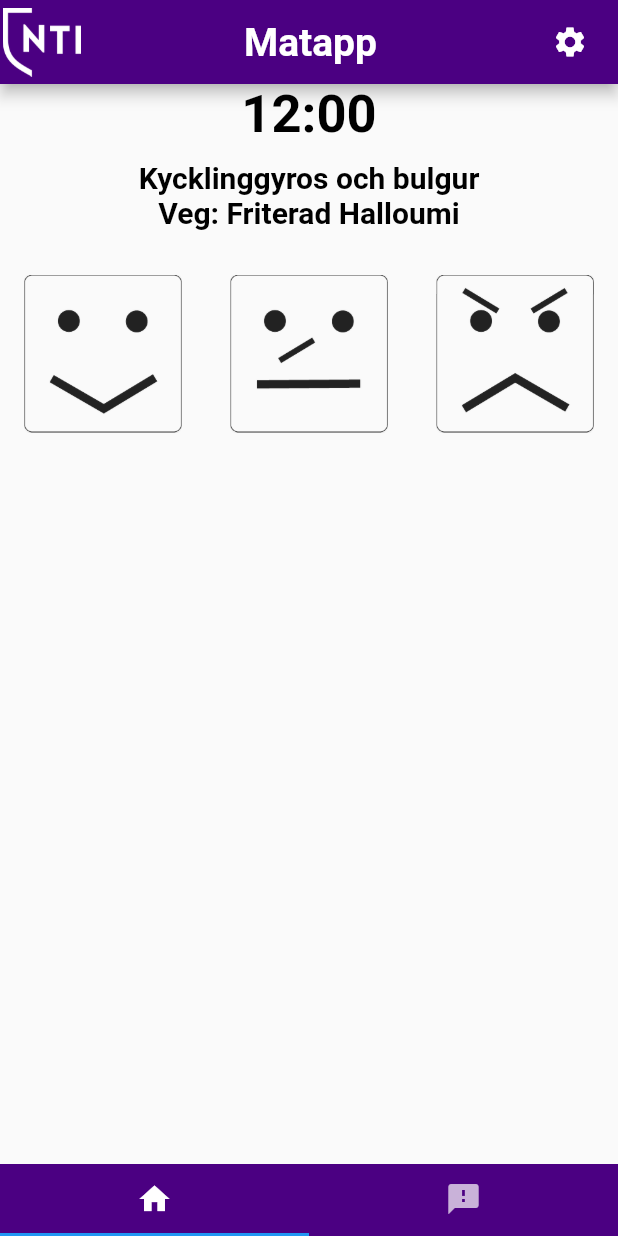
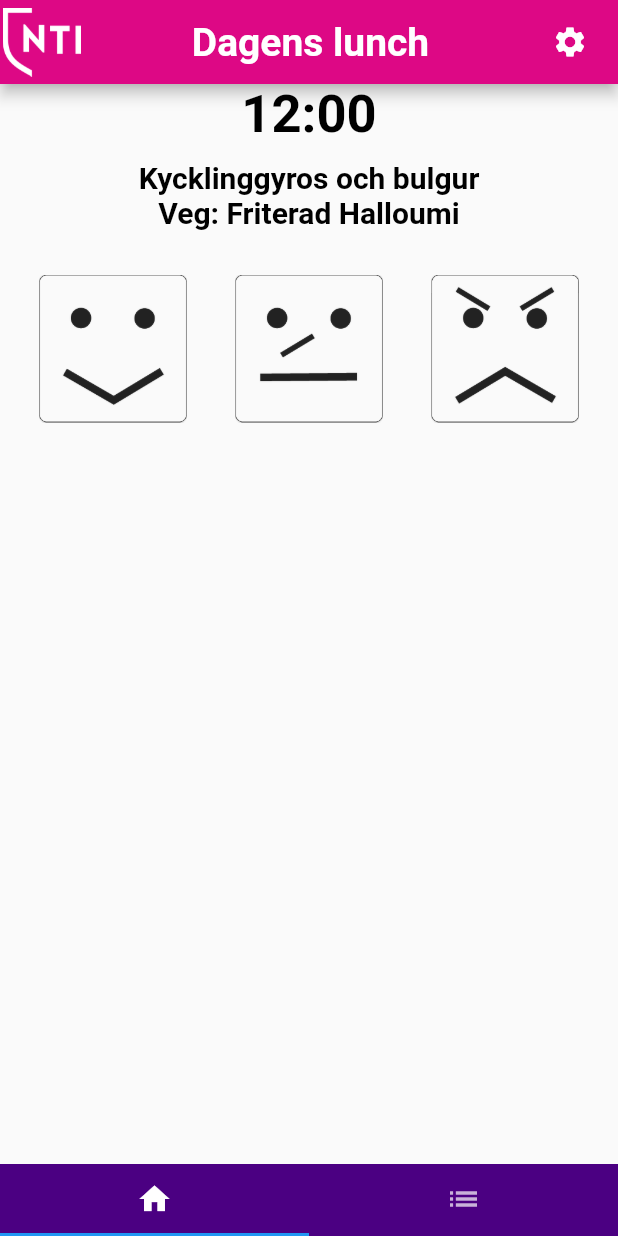
Before and after one commit to TE4-Umea/FoodRate, a Flutter app: the screen it shows after launch, on a phone screen of 412 x 824 dp. Run offline on Flutter 3.47's test engine with Material 2 defaults, Android fonts, the phone set to English and light mode, and no system bars; Roboto replaces fonts that are missing (Montserrat).

Commit message:
Switching AppBarTitle from Dagens Lunch to Veckans matsedel, depending on what page you're on

```diff
--- a/lib/feedback.dart
+++ b/lib/feedback.dart
@@ -1,8 +1,9 @@
 import 'package:flutter/material.dart';
-import 'package:matapp/main.dart';
+import 'package:matapp/layout.dart';
 import 'style.dart';
 import 'models/feedbackContent.dart';
 import 'models/menuContent.dart';
+import 'layout.dart';
 
 class Page extends StatefulWidget {
   @override
@@ -26,7 +27,6 @@ class PageState extends State<Page> {
   final food = MenuContent.matsedel[day];
   @override
   Widget build(BuildContext context) {
-    // TODO: implement build
     return ListView(
         children: <Widget>[
           Center(
@@ -57,13 +57,15 @@ class PageState extends State<Page> {
             child: Column(
               crossAxisAlignment: CrossAxisAlignment.start,
               children: <Widget>[
-              Row(
+                Padding(
+                  padding: const EdgeInsets.symmetric(horizontal: 10.0),
+                  child: Row(
                     mainAxisAlignment: MainAxisAlignment.spaceEvenly,
                     children: <Widget>[
                       Expanded(
                         flex: happyFlex,
                         child: FlatButton(
-                      focusColor: NTIblue,
+                          focusColor: NTIpink,
                           onPressed: () {
                             setState(() {
                               if(mood != 1) {
@@ -88,7 +90,7 @@ class PageState extends State<Page> {
                       Expanded(
                         flex: neutralFlex,
                         child: FlatButton(
-                      focusColor: NTIblue,
+                          focusColor: NTIpink,
                           onPressed: () {
                             setState(() {
                               if(mood != 2) {
@@ -114,7 +116,7 @@ class PageState extends State<Page> {
                       Expanded(
                         flex: sadFlex,
                         child: FlatButton(
-                      focusColor: NTIblue,
+                          focusColor: NTIpink,
                           onPressed: () {
                             setState(() {
                               if(mood != 3) {
@@ -139,16 +141,29 @@ class PageState extends State<Page> {
                       )
                     ],
                   ),
+                ),
                 Visibility(
                   key: feedbackKey,
                   visible: hasVoted,
+                  child: Padding(
+                    padding: const EdgeInsets.all(22.0),
                     child: Card(
                       child: ExpansionTile(
-                    title: Text("Mer Feedback"),
+                        title: Text(
+                          "Ytterligare feedback",
+                          style: TitleTextStyle,
+                        ),
+                        children: <Widget>[
+                          Column(
+                            mainAxisAlignment: MainAxisAlignment.center,
                             children: <Widget>[
                               CheckboxListTile(
+                                activeColor: NTIpurple,
                                 controlAffinity: ListTileControlAffinity.leading,
-                        title: const Text("Kall mat"),
+                                title: const Text(
+                                  "Kall mat",
+                                  style: Body1TextStyle,
+                                ),
                                 value: _feedbackContent.coldFood,
                                 onChanged: (bool value){
                                   setState(() {
@@ -156,9 +171,15 @@ class PageState extends State<Page> {
                                   });
                                 },
                               ),
+                            ],
+                          ),
                           CheckboxListTile(
+                            activeColor: NTIpurple,
                             controlAffinity: ListTileControlAffinity.leading,
-                        title: const Text("Äcklig mat"),
+                            title: const Text(
+                              "Äcklig mat",
+                              style: Body1TextStyle,
+                            ),
                             value: _feedbackContent.disgustingFood,
                             onChanged: (bool value){
                               setState(() {
@@ -167,8 +188,12 @@ class PageState extends State<Page> {
                             },
                           ),
                           CheckboxListTile(
+                            activeColor: NTIpurple,
                             controlAffinity: ListTileControlAffinity.leading,
-                        title: const Text("Kall mat"),
+                            title: const Text(
+                              "Slut mat",
+                              style: Body1TextStyle,
+                            ),
                             value: _feedbackContent.noFood,
                             onChanged: (bool value){
                               setState(() {
@@ -177,8 +202,12 @@ class PageState extends State<Page> {
                             },
                           ),
                           CheckboxListTile(
+                            activeColor: NTIpurple,
                             controlAffinity: ListTileControlAffinity.leading,
-                        title: const Text("Kall mat"),
+                            title: const Text(
+                              "Lång kö",
+                              style: Body1TextStyle,
+                            ),
                             value: _feedbackContent.longQueue,
                             onChanged: (bool value){
                               setState(() {
@@ -186,13 +215,31 @@ class PageState extends State<Page> {
                               });
                             },
                           ),
+                          CheckboxListTile(
+                            activeColor: NTIpurple,
+                            controlAffinity: ListTileControlAffinity.leading,
+                            title: const Text(
+                              "Matsedeln stämde inte",
+                              style: Body1TextStyle,
+                            ),
+                            value: _feedbackContent.wrongFood,
+                            onChanged: (bool value){
+                              setState(() {
+                                _feedbackContent.wrongFood = value;
+                              });
+                            },
+                          ),
                           Row(
                             children: <Widget>[
                               Expanded(
-                            flex: 1,
+                                flex: 2,
                                 child: CheckboxListTile(
+                                  activeColor: NTIpurple,
                                   controlAffinity: ListTileControlAffinity.leading,
-                              title: const Text("Övrigt"),
+                                  title: const Text(
+                                    "Övrigt",
+                                    style: Body1TextStyle,
+                                  ),
                                   value: _feedbackContent.other,
                                   onChanged: (bool value){
                                     setState(() {
@@ -202,7 +249,7 @@ class PageState extends State<Page> {
                                 ),
                               ),
                               Expanded(
-                            flex: 2,
+                                flex: 3,
                                 child: Visibility(
                                   visible: _feedbackContent.other,
                                   child: TextFormField(
@@ -220,13 +267,31 @@ class PageState extends State<Page> {
                               ),
                             ],
                           ),
-
-                  Column(
-                      crossAxisAlignment: CrossAxisAlignment.stretch,
-                      mainAxisAlignment: MainAxisAlignment.end,
+                          Padding(
+                            padding: const EdgeInsets.only(top: 30.0),
+                            child: Row(
                                 children: <Widget>[
-                        Padding(
-                          padding: const EdgeInsets.symmetric(vertical: 16.0, horizontal: 16.0),
+                                  Expanded(
+                                    flex: 3,
+                                    child: CheckboxListTile(
+                                      activeColor: NTIpurple,
+                                      controlAffinity: ListTileControlAffinity.leading,
+                                      title: const Text(
+                                        "Sagt till personal",
+                                        style: Body1TextStyle,
+                                      ),
+                                      value: _feedbackContent.toldStaff,
+                                      onChanged: (bool value){
+                                        setState(() {
+                                          _feedbackContent.toldStaff = value;
+                                        });
+                                      },
+                                    ),
+                                  ),
+                                  Expanded(
+                                    flex: 1,
+                                    child: Padding(
+                                      padding: const EdgeInsets.fromLTRB(0, 0, 10, 0),
                                       child: RaisedButton(
                                         onPressed: () {
                                           // Validate returns true if the form is valid, or false
@@ -236,13 +301,21 @@ class PageState extends State<Page> {
                                             Scaffold.of(context)
                                                 .showSnackBar(SnackBar(content: Text('Processing Data')));
                                           }
+                                          //TODO: Function to send
                                         },
-                          child: Text('Submit'),
+                                        child: Text(
+                                          'Skicka',
+                                          style: Body1TextStyle,
+
+                                        ),
+                                      ),
                                     ),
                                   ),
                                 ],
                             ),
+                          ),
                         ],
+                          ),
                     ),
                   ),
                 ),
--- a/lib/layout.dart
+++ b/lib/layout.dart
@@ -1,5 +1,6 @@
 
 import 'package:flutter/material.dart';
+import 'package:matapp/app.dart';
 import 'style.dart';
 import 'menu.dart' as menu;
 import 'feedback.dart' as feedback;
@@ -9,39 +10,51 @@ class MyTabs extends StatefulWidget {
   Layout createState() => new Layout();
 }
 
-class Layout extends State<MyTabs> with TickerProviderStateMixin{
-  TabController controller;
+class Layout extends State<MyTabs> with TickerProviderStateMixin {
+  final List<FancyTab> myTabs = [
+    new FancyTab("Dagens lunch", Icon(Icons.home)),
+    new FancyTab("Veckans matsedel", Icon(Icons.list))
+  ];
+  TabController _controller;
+  FancyTab _myHandler;
 
 
-  final List<Tab> myTabs = <Tab>[
-    Tab(icon: Icon(Icons.home)),
-    Tab(icon: Icon(Icons.feedback))
-  ];
 
   @override
   void initState() {
     super.initState();
-    controller = new TabController(vsync: this, length: myTabs.length);
+    _controller = new TabController(vsync: this, length: myTabs.length);
+    _myHandler = myTabs[0];
+    _controller.addListener(_handleSelected);
   }
 
   @override
   void dispose() {
-    controller.dispose();
+    _controller.dispose();
     super.dispose();
   }
 
+  void _handleSelected() {
+    setState(() {
+      _myHandler = myTabs[_controller.index];
+    });
+  }
     @override
-  Widget build(BuildContext context){
+    Widget build(BuildContext context) {
       return DefaultTabController(
         length: myTabs.length,
         child: Scaffold(
           appBar: AppBar(
             leading: Padding(
               padding: const EdgeInsets.fromLTRB(0, 5, 0, 5),
-            child: Image.asset('assets/images/nti.png', fit: BoxFit.scaleDown),
+              child: Image.asset(
+                  'assets/images/nti.png', fit: BoxFit.scaleDown),
             ),
-          backgroundColor: NTIblue,
-          title: Center(child: Text("Matapp", style: AppbarTextStyle)),
+            backgroundColor: NTIpink,
+            title: Center(child: new Text(
+                _myHandler.title,
+                style: AppbarTextStyle
+            )),
             actions: <Widget>[
               Padding(
                 padding: const EdgeInsets.fromLTRB(10, 5, 20, 5),
@@ -50,17 +63,26 @@ class Layout extends State<MyTabs> with TickerProviderStateMixin{
             ],
           ),
           bottomNavigationBar: new Material(
-          color: NTIblue,
+            color: NTIpurple,
             child: new TabBar(
-            controller: controller,
-            tabs: myTabs,
+              controller: _controller,
+              tabs: <Tab>[
+                new Tab(icon: myTabs[0].icon),
+                new Tab(icon: myTabs[1].icon)
+              ],
             ),
           ),
-        body: new TabBarView(controller: controller, children: <Widget>[
+          body: new TabBarView(controller: _controller, children: <Widget>[
             new feedback.Page(),
             new menu.Page()
-        ]) ,
+          ]),
         ),
       );
     }
   }
+class FancyTab{
+  final String title;
+  final Icon icon;
+
+  FancyTab(this.title, this.icon);
+}
--- a/lib/menu.dart
+++ b/lib/menu.dart
@@ -5,8 +5,7 @@ import 'models/menuContent.dart';
 class Page extends StatelessWidget{
 
   Widget build(BuildContext context){
-    return new Container(
-        child: new Column(
+    return new Column(
             children: <Widget>[
               Padding(
                 padding: const EdgeInsets.fromLTRB(80, 5, 80, 5),
@@ -49,7 +48,7 @@ class Page extends StatelessWidget{
                 ),
               )
             ],
-        ));
+          );
   }
   Widget food(day){
     return Column(
--- a/lib/models/feedbackContent.dart
+++ b/lib/models/feedbackContent.dart
@@ -4,6 +4,8 @@ class FeedbackContent {
   bool noFood = false;
   bool longQueue = false;
   bool other = false;
+  bool toldStaff = false;
+  bool wrongFood = false;
   save() {
     print('saving user using a web service');
   }
--- a/lib/style.dart
+++ b/lib/style.dart
@@ -1,6 +1,8 @@
 import 'package:flutter/material.dart';
 
-const Color NTIblue = Color.fromARGB(255, 75, 0, 130);
+
+const Color NTIpurple = Color.fromARGB(255, 75, 0, 130);
+const Color NTIpink = Color.fromARGB(255, 221, 8, 133);
 
 const LargeTextSize = 26.0;
 const MediumTextSize= 20.0;
```
Lines whose indentation alone changed are shown as unchanged.
